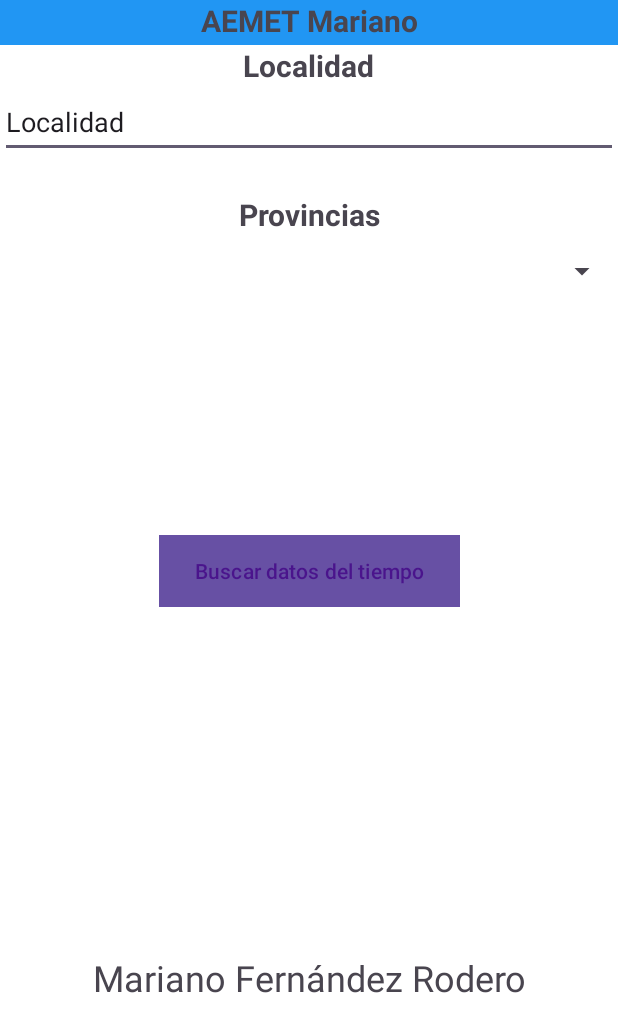
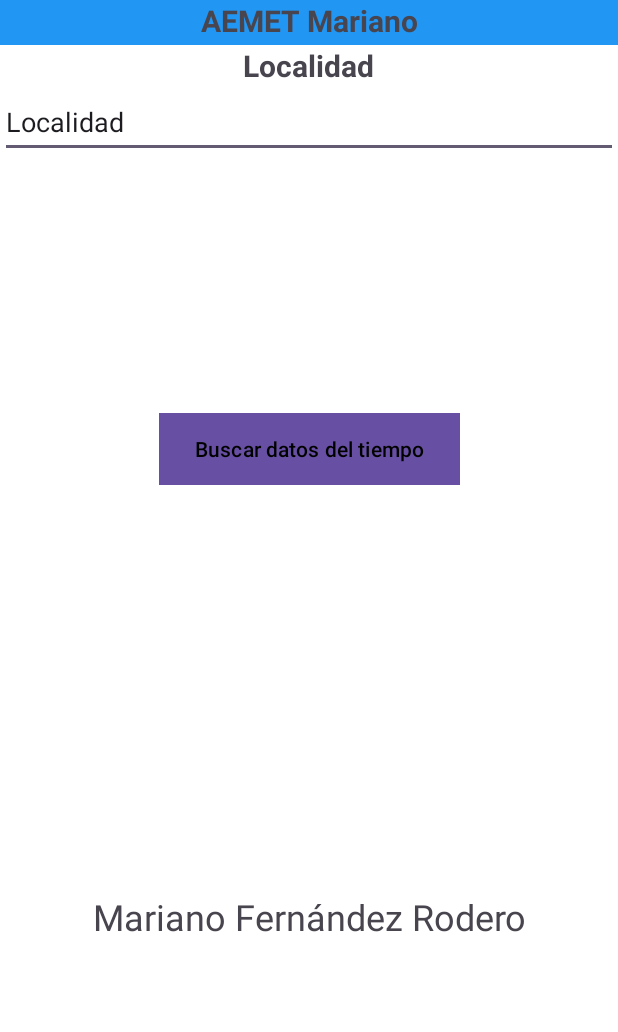
Before and after one commit to mferrod/AEMETiempo, an Android app: the layout activity_main.xml on its own in the app's theme, with its tools: preview values and no code run, on a phone screen of 412 x 824 dp. Shown: the top 1032 px of the screen. Run offline under Robolectric (Android 15) with nearby library versions, the phone set to English and light mode, and no system bars.

Commit message:
Eliminado el Spinner de las provincias (Se va a realizar otro funcionamiento)

```diff
--- /dev/null
+++ b/app/src/main/java/com/example/aemetiempo/Controller/Controller.java
@@ -0,0 +1,4 @@
+package com.example.aemetiempo.Controller;
+
+public class Controller {
+}
--- a/app/src/main/res/layout/activity_main.xml
+++ b/app/src/main/res/layout/activity_main.xml
@@ -47,48 +47,23 @@
         android:id="@+id/etLocalidad"
         android:layout_width="match_parent"
         android:layout_height="48dp"
-        android:layout_marginBottom="24dp"
         android:ems="10"
         android:inputType="text"
         android:text="Localidad"
-        app:layout_constraintBottom_toTopOf="@+id/cajaSpinner"
         app:layout_constraintEnd_toEndOf="parent"
         app:layout_constraintStart_toStartOf="parent"
         app:layout_constraintTop_toBottomOf="@+id/tvLocalidad" />
-
-    <LinearLayout
-        android:id="@+id/cajaSpinner"
-        android:layout_width="match_parent"
-        android:layout_height="wrap_content"
-        android:layout_marginTop="24dp"
-        android:orientation="vertical"
-        app:layout_constraintEnd_toEndOf="parent"
-        app:layout_constraintStart_toStartOf="parent"
-        app:layout_constraintTop_toBottomOf="@+id/etLocalidad">
-
-        <TextView
-            android:id="@+id/tvProvincias"
-            android:layout_width="match_parent"
-            android:layout_height="wrap_content"
-            android:text="Provincias"
-            android:textAlignment="center"
-            android:textSize="20sp"
-            android:textStyle="bold" />
-
-        <Spinner
-            android:id="@+id/sProvincias"
-            android:layout_width="match_parent"
-            android:layout_height="48dp" />
-    </LinearLayout>
 
     <androidx.recyclerview.widget.RecyclerView
         android:id="@+id/rvData"
         android:layout_width="match_parent"
         android:layout_height="wrap_content"
-        android:layout_marginTop="32dp"
+        android:layout_marginTop="50dp"
+        android:layout_marginBottom="120dp"
+        app:layout_constraintBottom_toTopOf="@+id/btnSearchData"
         app:layout_constraintEnd_toEndOf="parent"
         app:layout_constraintStart_toStartOf="parent"
-        app:layout_constraintTop_toBottomOf="@+id/cajaSpinner" />
+        app:layout_constraintTop_toBottomOf="@+id/etLocalidad" />
 
     <Button
         android:id="@+id/btnSearchData"
@@ -97,9 +72,9 @@
         android:layout_marginStart="160dp"
         android:layout_marginTop="120dp"
         android:layout_marginEnd="160dp"
-        android:background="#DA1C1C"
+        android:background="#009688"
         android:text="Buscar datos del tiempo"
-        android:textColor="#4A148C"
+        android:textColor="#000000"
         app:layout_constraintEnd_toEndOf="parent"
         app:layout_constraintStart_toStartOf="parent"
         app:layout_constraintTop_toBottomOf="@+id/rvData" />
--- a/build.gradle
+++ b/build.gradle
@@ -1,4 +1,4 @@
 // Top-level build file where you can add configuration options common to all sub-projects/modules.
 plugins {
-id 'com.android.application' version '8.1.3' apply false
+id 'com.android.application' version '8.2.0' apply false
 }
```
Also changed, not shown: app/src/main/java/com/example/aemetiempo/Model/Localidad.java (added, +38 -0 lines), gradle/wrapper/gradle-wrapper.properties, 1 other file.
